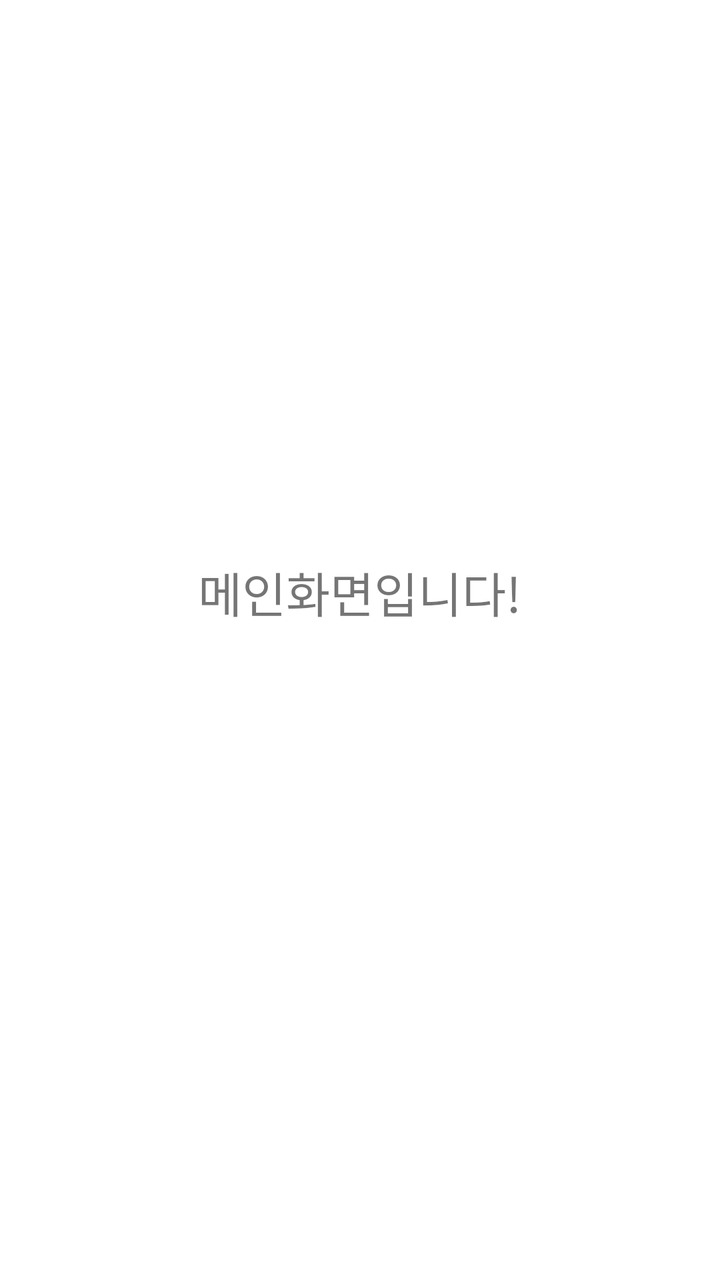
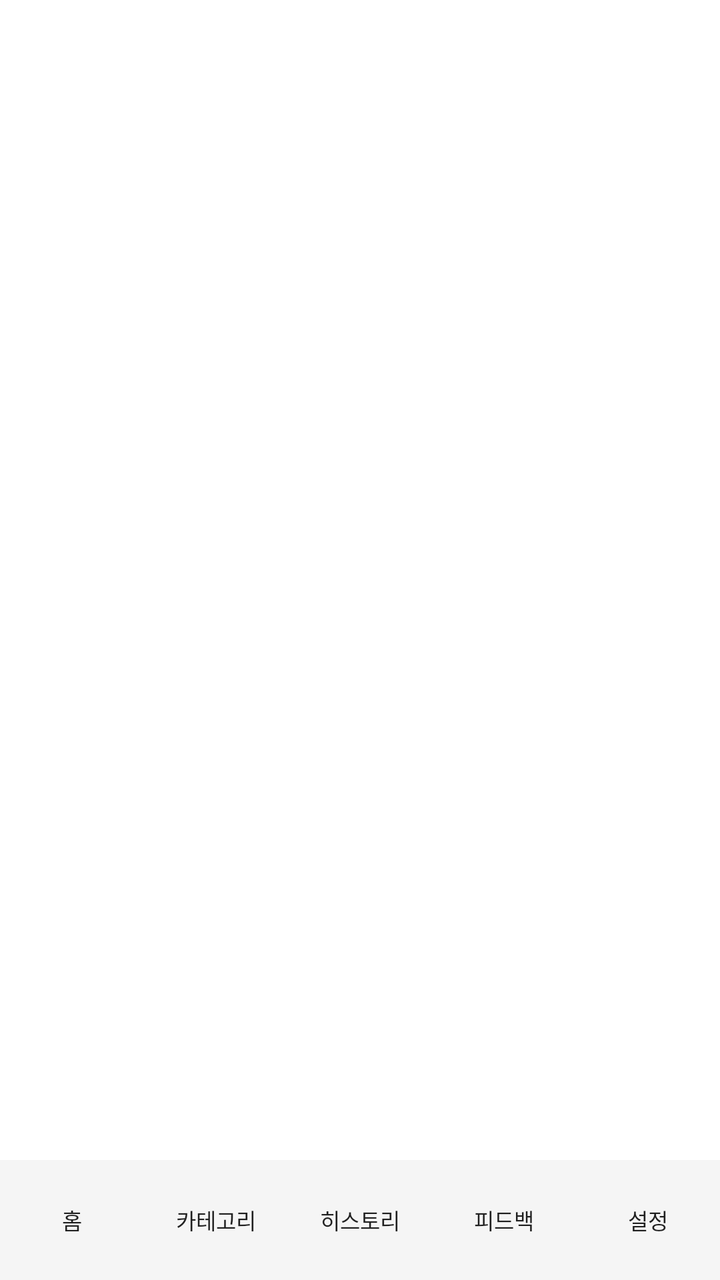

An Android layout rendered at two revisions. The XML below is the earlier revision; the diff shows what the commit changed to produce the second picture.
<!-- AndroidManifest.xml: application theme Theme.Phonecoach_beta -->
<!-- res/layout/activity_main.xml -->
<?xml version="1.0" encoding="utf-8"?>
<LinearLayout xmlns:android="http://schemas.android.com/apk/res/android"
    android:layout_width="match_parent"
    android:layout_height="match_parent"
    android:orientation="vertical"
    android:gravity="center"
    android:padding="24dp"
    android:background="#FFFFFF">

    <TextView
        android:layout_width="wrap_content"
        android:layout_height="wrap_content"
        android:text="메인화면입니다!"
        android:textSize="24sp"
        android:layout_marginBottom="48dp"/>

</LinearLayout>
<!-- resources referenced by this layout -->
<resources>
  <style name="Theme.Phonecoach_beta" parent="Theme.AppCompat.Light.NoActionBar">
          <item name="colorPrimary">#6200EE</item>
          <item name="colorPrimaryDark">#3700B3</item>
          <item name="colorAccent">#03DAC5</item>
      </style>
</resources>

<!-- the commit's change to res/layout/activity_main.xml (unified diff, before → after) -->
@@ -3,15 +3,331 @@
     android:layout_width="match_parent"
     android:layout_height="match_parent"
     android:orientation="vertical"
-    android:gravity="center"
-    android:padding="24dp"
     android:background="#FFFFFF">
 
-    <TextView
-        android:layout_width="wrap_content"
-        android:layout_height="wrap_content"
-        android:text="메인화면입니다!"
-        android:textSize="24sp"
-        android:layout_marginBottom="48dp"/>
+    
+    <FrameLayout
+        android:layout_width="match_parent"
+        android:layout_height="0dp"
+        android:layout_weight="1">
+
+        
+        <LinearLayout
+            android:id="@+id/layoutHome"
+            android:layout_width="match_parent"
+            android:layout_height="match_parent"
+            android:orientation="vertical"
+            android:padding="24dp"
+            android:visibility="gone">
+
+            
+            <LinearLayout
+                android:id="@+id/layoutChildButtons"
+                android:layout_width="match_parent"
+                android:layout_height="wrap_content"
+                android:orientation="vertical"
+                android:visibility="gone">
+
+                <TextView
+                    android:layout_width="wrap_content"
+                    android:layout_height="wrap_content"
+                    android:text="연동된 자녀"
+                    android:textSize="18sp"
+                    android:textStyle="bold"
+                    android:layout_marginBottom="12dp"/>
+
+                
+                <LinearLayout
+                    android:id="@+id/layoutChildButtonList"
+                    android:layout_width="match_parent"
+                    android:layout_height="wrap_content"
+                    android:orientation="vertical"/>
+
+            </LinearLayout>
+
+            
+            <ScrollView
+                android:id="@+id/scrollChildData"
+                android:layout_width="match_parent"
+                android:layout_height="0dp"
+                android:layout_weight="1"
+                android:visibility="gone"
+                android:layout_marginTop="16dp">
+
+                <LinearLayout
+                    android:layout_width="match_parent"
+                    android:layout_height="wrap_content"
+                    android:orientation="vertical">
+
+                    <TextView
+                        android:id="@+id/tvSelectedChild"
+                        android:layout_width="wrap_content"
+                        android:layout_height="wrap_content"
+                        android:textSize="16sp"
+                        android:textStyle="bold"
+                        android:layout_marginBottom="8dp"/>
+
+                    <TextView
+                        android:id="@+id/tvChildDataResult"
+                        android:layout_width="match_parent"
+                        android:layout_height="wrap_content"
+                        android:textSize="14sp"
+                        android:textColor="#333333"
+                        android:padding="12dp"
+                        android:background="#F5F5F5"/>
+
+                </LinearLayout>
+            </ScrollView>
+
+            
+            <TextView
+                android:id="@+id/tvHomeDefault"
+                android:layout_width="match_parent"
+                android:layout_height="match_parent"
+                android:gravity="center"
+                android:text="여기는 홈입니다."
+                android:textSize="24sp"
+                android:textStyle="bold"
+                android:visibility="visible"/>
+
+        </LinearLayout>
+
+        
+        <LinearLayout
+            android:id="@+id/layoutCategory"
+            android:layout_width="match_parent"
+            android:layout_height="match_parent"
+            android:gravity="center"
+            android:visibility="gone">
+            <TextView
+                android:layout_width="wrap_content"
+                android:layout_height="wrap_content"
+                android:text="여기는 카테고리입니다."
+                android:textSize="24sp"
+                android:textStyle="bold"/>
+        </LinearLayout>
+
+        
+        <LinearLayout
+            android:id="@+id/layoutHistory"
+            android:layout_width="match_parent"
+            android:layout_height="match_parent"
+            android:gravity="center"
+            android:visibility="gone">
+            <TextView
+                android:layout_width="wrap_content"
+                android:layout_height="wrap_content"
+                android:text="여기는 히스토리입니다."
+                android:textSize="24sp"
+                android:textStyle="bold"/>
+        </LinearLayout>
+
+        
+        <LinearLayout
+            android:id="@+id/layoutFeedback"
+            android:layout_width="match_parent"
+            android:layout_height="match_parent"
+            android:gravity="center"
+            android:visibility="gone">
+            <TextView
+                android:layout_width="wrap_content"
+                android:layout_height="wrap_content"
+                android:text="여기는 피드백입니다."
+                android:textSize="24sp"
+                android:textStyle="bold"/>
+        </LinearLayout>
+
+        
+        <ScrollView
+            android:id="@+id/layoutSettings"
+            android:layout_width="match_parent"
+            android:layout_height="match_parent"
+            android:visibility="gone">
+
+            <LinearLayout
+                android:layout_width="match_parent"
+                android:layout_height="wrap_content"
+                android:orientation="vertical"
+                android:padding="24dp">
+
+                
+                <TextView
+                    android:layout_width="wrap_content"
+                    android:layout_height="wrap_content"
+                    android:text="설정"
+                    android:textSize="24sp"
+                    android:textStyle="bold"
+                    android:layout_marginBottom="24dp"/>
+
+                
+                <TextView
+                    android:layout_width="wrap_content"
+                    android:layout_height="wrap_content"
+                    android:text="가족 연동"
+                    android:textSize="18sp"
+                    android:textStyle="bold"
+                    android:layout_marginBottom="8dp"/>
+
+                
+                <TextView
+                    android:id="@+id/tvFamilyStatus"
+                    android:layout_width="match_parent"
+                    android:layout_height="wrap_content"
+                    android:text="가족 ID: 없음"
+                    android:textSize="14sp"
+                    android:textColor="#555555"
+                    android:layout_marginBottom="12dp"/>
+
+                
+                <TextView
+                    android:id="@+id/tvIndividualMsg"
+                    android:layout_width="match_parent"
+                    android:layout_height="wrap_content"
+                    android:text="현재 개인 사용자입니다."
+                    android:textSize="14sp"
+                    android:textColor="#888888"
+                    android:visibility="gone"
+                    android:layout_marginBottom="12dp"/>
+
+                
+                <LinearLayout
+                    android:id="@+id/layoutParentSection"
+                    android:layout_width="match_parent"
+                    android:layout_height="wrap_content"
+                    android:orientation="vertical"
+                    android:visibility="gone">
+
+                    <Button
+                        android:id="@+id/btnCreateFamily"
+                        android:layout_width="match_parent"
+                        android:layout_height="wrap_content"
+                        android:text="가족 그룹 만들기"
+                        android:layout_marginBottom="8dp"/>
+
+                    <EditText
+                        android:id="@+id/etChildId"
+                        android:layout_width="match_parent"
+                        android:layout_height="wrap_content"
+                        android:hint="자녀 아이디 입력"
+                        android:layout_marginBottom="8dp"/>
+
+                    <Button
+                        android:id="@+id/btnInviteChild"
+                        android:layout_width="match_parent"
+                        android:layout_height="wrap_content"
+                        android:text="자녀에게 초대 보내기"
+                        android:layout_marginBottom="8dp"/>
+
+                </LinearLayout>
+
+                
+                <LinearLayout
+                    android:id="@+id/layoutChildSection"
+                    android:layout_width="match_parent"
+                    android:layout_height="wrap_content"
+                    android:orientation="vertical"
+                    android:visibility="gone">
+
+                    <TextView
+                        android:id="@+id/tvInvitation"
+                        android:layout_width="match_parent"
+                        android:layout_height="wrap_content"
+                        android:text="받은 초대 없음"
+                        android:textSize="14sp"
+                        android:layout_marginBottom="8dp"/>
+
+                    <Button
+                        android:id="@+id/btnAcceptInvitation"
+                        android:layout_width="match_parent"
+                        android:layout_height="wrap_content"
+                        android:text="초대 수락"
+                        android:visibility="gone"
+                        android:layout_marginBottom="8dp"/>
+
+                </LinearLayout>
+
+                
+                <View
+                    android:layout_width="match_parent"
+                    android:layout_height="1dp"
+                    android:background="#DDDDDD"
+                    android:layout_marginTop="16dp"
+                    android:layout_marginBottom="16dp"/>
+
+                
+                <TextView
+                    android:layout_width="wrap_content"
+                    android:layout_height="wrap_content"
+                    android:text="계정"
+                    android:textSize="18sp"
+                    android:textStyle="bold"
+                    android:layout_marginBottom="8dp"/>
+
+                <Button
+                    android:id="@+id/btnLogout"
+                    android:layout_width="match_parent"
+                    android:layout_height="wrap_content"
+                    android:text="로그아웃"
+                    android:backgroundTint="#FF4444"
+                    android:textColor="#FFFFFF"/>
+
+            </LinearLayout>
+        </ScrollView>
+
+    </FrameLayout>
+
+    
+    <LinearLayout
+        android:layout_width="match_parent"
+        android:layout_height="60dp"
+        android:orientation="horizontal"
+        android:background="#F5F5F5">
+
+        <Button
+            android:id="@+id/btnNavHome"
+            android:layout_width="0dp"
+            android:layout_height="match_parent"
+            android:layout_weight="1"
+            android:text="홈"
+            android:textSize="11sp"
+            style="?attr/borderlessButtonStyle"/>
+
+        <Button
+            android:id="@+id/btnNavCategory"
+            android:layout_width="0dp"
+            android:layout_height="match_parent"
+            android:layout_weight="1"
+            android:text="카테고리"
+            android:textSize="11sp"
+            style="?attr/borderlessButtonStyle"/>
+
+        <Button
+            android:id="@+id/btnNavHistory"
+            android:layout_width="0dp"
+            android:layout_height="match_parent"
+            android:layout_weight="1"
+            android:text="히스토리"
+            android:textSize="11sp"
+            style="?attr/borderlessButtonStyle"/>
+
+        <Button
+            android:id="@+id/btnNavFeedback"
+            android:layout_width="0dp"
+            android:layout_height="match_parent"
+            android:layout_weight="1"
+            android:text="피드백"
+            android:textSize="11sp"
+            style="?attr/borderlessButtonStyle"/>
+
+        <Button
+            android:id="@+id/btnNavSettings"
+            android:layout_width="0dp"
+            android:layout_height="match_parent"
+            android:layout_weight="1"
+            android:text="설정"
+            android:textSize="11sp"
+            style="?attr/borderlessButtonStyle"/>
+
+    </LinearLayout>
 
 </LinearLayout>
